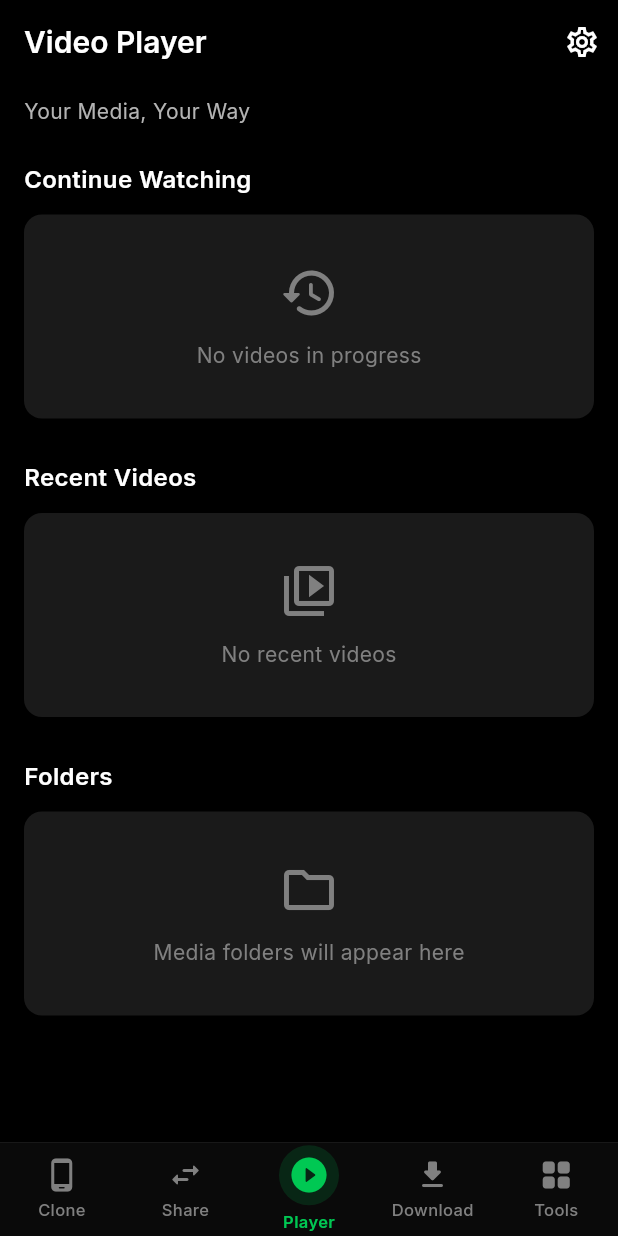
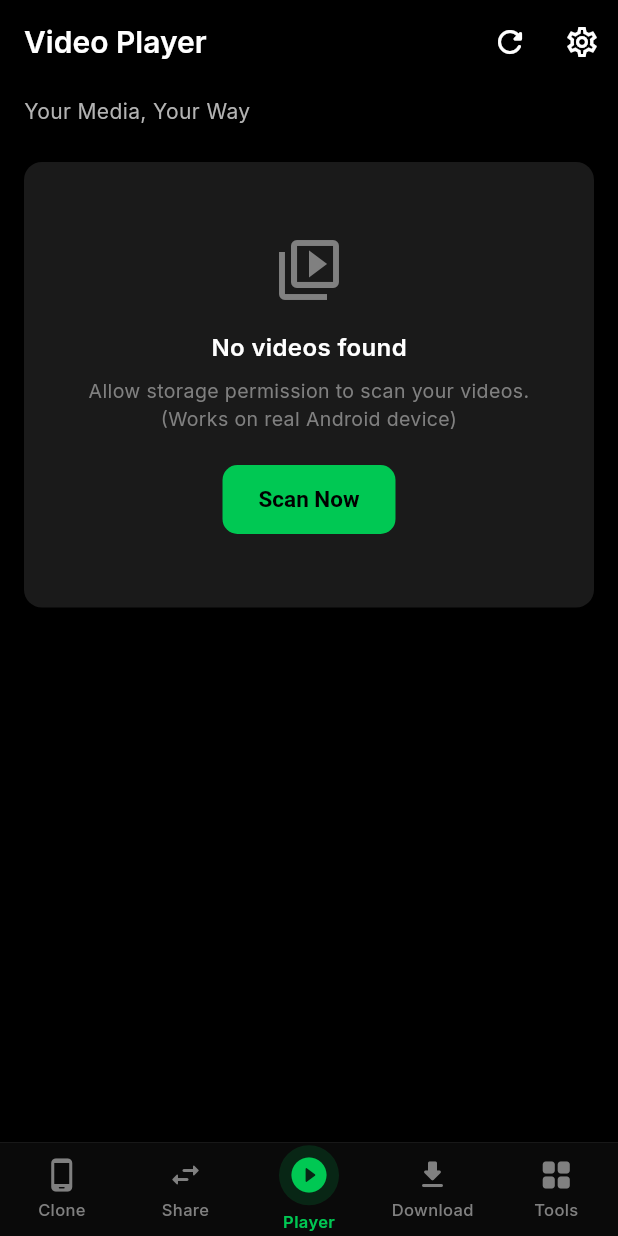
Before and after one commit to zenova2615/zenova, a Flutter app: the screen it shows after launch, on a phone screen of 412 x 824 dp. Run offline on Flutter 3.47's test engine with Material 3 defaults, Android fonts, the phone set to English and light mode, and no system bars; our stand-ins replace equatable, flutter_riverpod, go_router, google_fonts, hive_flutter, permission_handler; missing offline and left inert: photo_manager; accounts and stored records are empty.

Commit message:
Refactor PlayerHomeScreen to use ConsumerWidget

```diff
--- a/lib/features/player/screens/player_home_screen.dart
+++ b/lib/features/player/screens/player_home_screen.dart
@@ -1,12 +1,17 @@
 import 'package:flutter/material.dart';
+import 'package:flutter_riverpod/flutter_riverpod.dart';
 import '../../../core/theme/app_colors.dart';
 import '../../../core/constants/app_constants.dart';
+import '../../../core/providers/media_provider.dart';
+import '../../../data/models/video_item.dart';
 
-class PlayerHomeScreen extends StatelessWidget {
+class PlayerHomeScreen extends ConsumerWidget {
   const PlayerHomeScreen({super.key});
 
   @override
-  Widget build(BuildContext context) {
+  Widget build(BuildContext context, WidgetRef ref) {
+    final videosAsync = ref.watch(videosProvider);
+
     return Scaffold(
       backgroundColor: AppColors.background,
       appBar: AppBar(
@@ -16,6 +21,13 @@ class PlayerHomeScreen extends StatelessWidget {
         ),
         actions: [
           IconButton(
+            onPressed: () {
+              ref.invalidate(videosProvider);
+            },
+            icon: const Icon(Icons.refresh_rounded),
+            tooltip: 'Refresh',
+          ),
+          IconButton(
             onPressed: () {},
             icon: const Icon(Icons.settings_outlined),
             tooltip: 'Player Settings',
@@ -23,7 +35,24 @@ class PlayerHomeScreen extends StatelessWidget {
         ],
       ),
       body: SafeArea(
-        child: ListView(
+        child: videosAsync.when(
+          data: (videos) {
+            if (videos.isEmpty) {
+              return _buildEmptyState(ref);
+            }
+            return _buildVideoList(videos);
+          },
+          loading: () => const Center(
+            child: CircularProgressIndicator(color: AppColors.primary),
+          ),
+          error: (error, stack) => _buildErrorState(ref, error.toString()),
+        ),
+      ),
+    );
+  }
+
+  Widget _buildEmptyState(WidgetRef ref) {
+    return ListView(
       padding: const EdgeInsets.fromLTRB(16, 8, 16, 24),
       children: [
         const Text(
@@ -34,85 +63,175 @@ class PlayerHomeScreen extends StatelessWidget {
           ),
         ),
         const SizedBox(height: 24),
+        Container(
+          width: double.infinity,
+          padding: const EdgeInsets.symmetric(vertical: 48, horizontal: 16),
+          decoration: BoxDecoration(
+            color: AppColors.card,
+            borderRadius: BorderRadius.circular(AppConstants.borderRadius),
+          ),
+          child: Column(
+            children: [
+              const Icon(Icons.video_library_outlined, size: 48, color: AppColors.textTertiary),
+              const SizedBox(height: 16),
               const Text(
-              'Continue Watching',
+                'No videos found',
                 style: TextStyle(
                   fontSize: 16,
                   fontWeight: FontWeight.w600,
                   color: AppColors.textPrimary,
                 ),
               ),
-            const SizedBox(height: 12),
-            _EmptyCard(
-              icon: Icons.history_rounded,
-              message: 'No videos in progress',
+              const SizedBox(height: 8),
+              const Text(
+                'Allow storage permission to scan your videos.\n(Works on real Android device)',
+                textAlign: TextAlign.center,
+                style: TextStyle(
+                  fontSize: 13,
+                  color: AppColors.textTertiary,
                 ),
-            const SizedBox(height: 28),
+              ),
+              const SizedBox(height: 20),
+              ElevatedButton(
+                onPressed: () {
+                  ref.invalidate(videosProvider);
+                },
+                child: const Text('Scan Now'),
+              ),
+            ],
+          ),
+        ),
+      ],
+    );
+  }
+
+  Widget _buildErrorState(WidgetRef ref, String error) {
+    return Center(
+      child: Padding(
+        padding: const EdgeInsets.all(24),
+        child: Column(
+          mainAxisAlignment: MainAxisAlignment.center,
+          children: [
+            const Icon(Icons.error_outline, size: 48, color: AppColors.error),
+            const SizedBox(height: 16),
             const Text(
-              'Recent Videos',
+              'Something went wrong',
               style: TextStyle(
                 fontSize: 16,
                 fontWeight: FontWeight.w600,
                 color: AppColors.textPrimary,
               ),
             ),
-            const SizedBox(height: 12),
-            _EmptyCard(
-              icon: Icons.video_library_outlined,
-              message: 'No recent videos',
+            const SizedBox(height: 8),
+            Text(
+              error,
+              textAlign: TextAlign.center,
+              style: const TextStyle(color: AppColors.textTertiary),
             ),
-            const SizedBox(height: 28),
-            const Text(
-              'Folders',
-              style: TextStyle(
-                fontSize: 16,
-                fontWeight: FontWeight.w600,
-                color: AppColors.textPrimary,
-              ),
-            ),
-            const SizedBox(height: 12),
-            _EmptyCard(
-              icon: Icons.folder_outlined,
-              message: 'Media folders will appear here',
+            const SizedBox(height: 20),
+            ElevatedButton(
+              onPressed: () => ref.invalidate(videosProvider),
+              child: const Text('Try Again'),
             ),
           ],
         ),
       ),
     );
   }
+
+  Widget _buildVideoList(List<VideoItem> videos) {
+    return ListView.builder(
+      padding: const EdgeInsets.fromLTRB(16, 8, 16, 24),
+      itemCount: videos.length + 1,
+      itemBuilder: (context, index) {
+        if (index == 0) {
+          return Padding(
+            padding: const EdgeInsets.only(bottom: 16),
+            child: Text(
+              '${videos.length} videos',
+              style: const TextStyle(
+                fontSize: 14,
+                color: AppColors.textSecondary,
+              ),
+            ),
+          );
         }
 
-class _EmptyCard extends StatelessWidget {
-  final IconData icon;
-  final String message;
+        final video = videos[index - 1];
+        return _VideoTile(video: video);
+      },
+    );
+  }
+}
 
-  const _EmptyCard({
-    required this.icon,
-    required this.message,
-  });
+class _VideoTile extends StatelessWidget {
+  final VideoItem video;
+
+  const _VideoTile({required this.video});
 
   @override
   Widget build(BuildContext context) {
     return Container(
-      width: double.infinity,
-      padding: const EdgeInsets.symmetric(vertical: 32, horizontal: 16),
+      margin: const EdgeInsets.only(bottom: 10),
       decoration: BoxDecoration(
         color: AppColors.card,
         borderRadius: BorderRadius.circular(AppConstants.borderRadius),
       ),
+      child: Material(
+        color: Colors.transparent,
+        child: InkWell(
+          onTap: () {
+            // TODO: Open player (Milestone 3)
+          },
+          borderRadius: BorderRadius.circular(AppConstants.borderRadius),
+          child: Padding(
+            padding: const EdgeInsets.all(12),
+            child: Row(
+              children: [
+                Container(
+                  width: 120,
+                  height: 68,
+                  decoration: BoxDecoration(
+                    color: AppColors.surfaceVariant,
+                    borderRadius: BorderRadius.circular(8),
+                  ),
+                  child: const Icon(
+                    Icons.play_circle_fill_rounded,
+                    color: AppColors.primary,
+                    size: 36,
+                  ),
+                ),
+                const SizedBox(width: 12),
+                Expanded(
                   child: Column(
+                    crossAxisAlignment: CrossAxisAlignment.start,
                     children: [
-          Icon(icon, size: 40, color: AppColors.textTertiary),
-          const SizedBox(height: 12),
                       Text(
-            message,
+                        video.title,
+                        maxLines: 2,
+                        overflow: TextOverflow.ellipsis,
                         style: const TextStyle(
                           fontSize: 14,
+                          fontWeight: FontWeight.w500,
+                          color: AppColors.textPrimary,
+                        ),
+                      ),
+                      const SizedBox(height: 6),
+                      Text(
+                        '${video.durationText}  •  ${video.sizeText}',
+                        style: const TextStyle(
+                          fontSize: 12,
                           color: AppColors.textTertiary,
                         ),
                       ),
                     ],
                   ),
+                ),
+              ],
+            ),
+          ),
+        ),
+      ),
     );
   }
 }
```
Lines whose indentation alone changed are shown as unchanged.
